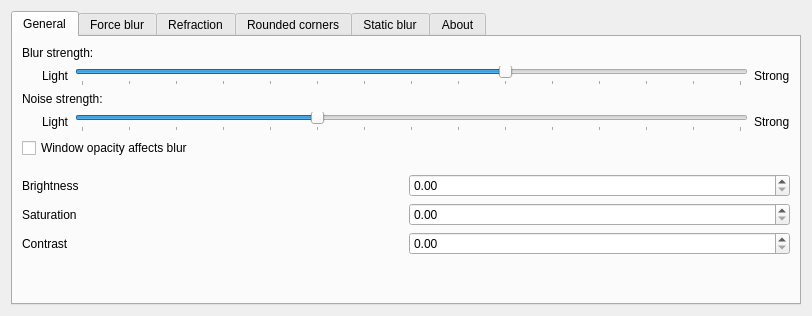
Qt form src/kcm/blur_config.ui (taj-ny/kwin-effects-forceblur) before a commit.
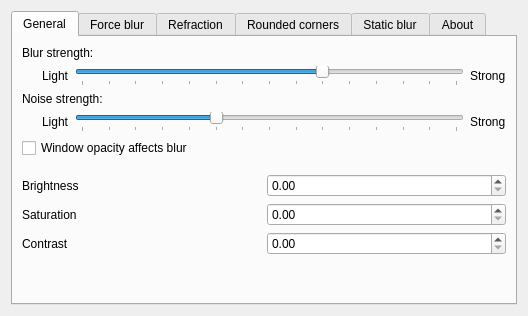
The same form after that commit. Icons and pictures are not drawn.

Commit message: kcm: reduce width

What changed in the file:
```diff
--- a/src/kcm/blur_config.ui
+++ b/src/kcm/blur_config.ui
@@ -805,7 +805,8 @@
        <item>
         <widget class="QLabel">
          <property name="text">
-          <string>When enabled, a cached texture will be painted behind windows instead of actually blurring the background, resulting in much lower GPU usage.</string>
+          <string>When enabled, a cached texture will be painted behind windows instead of actually blurring
+the background, resulting in much lower GPU usage.</string>
          </property>
         </widget>
        </item>
```
